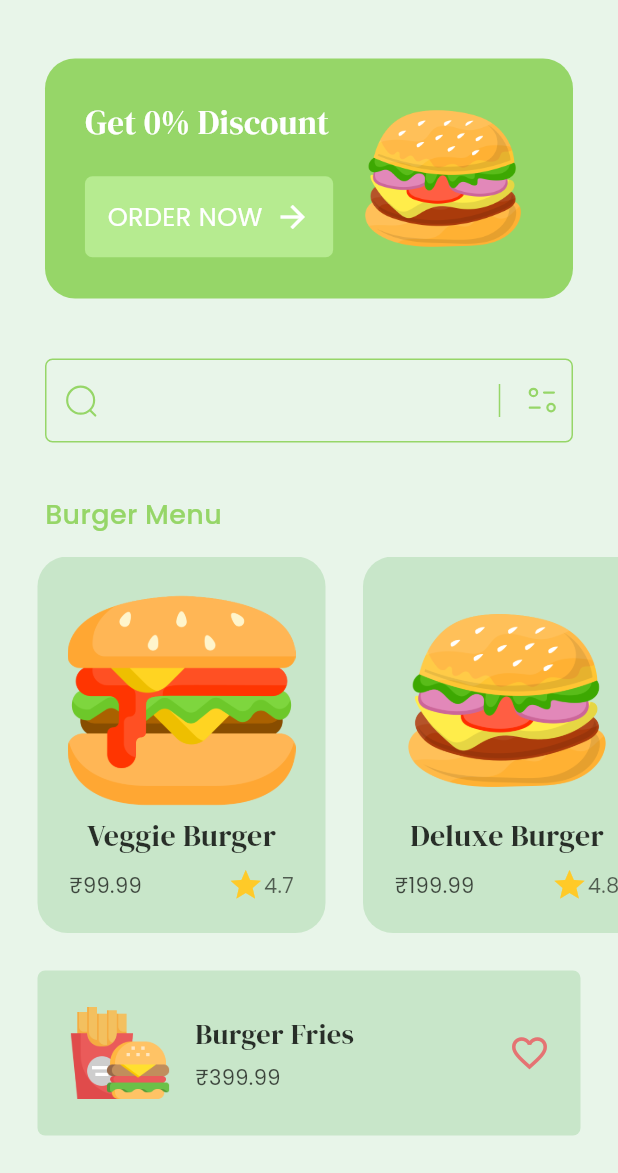
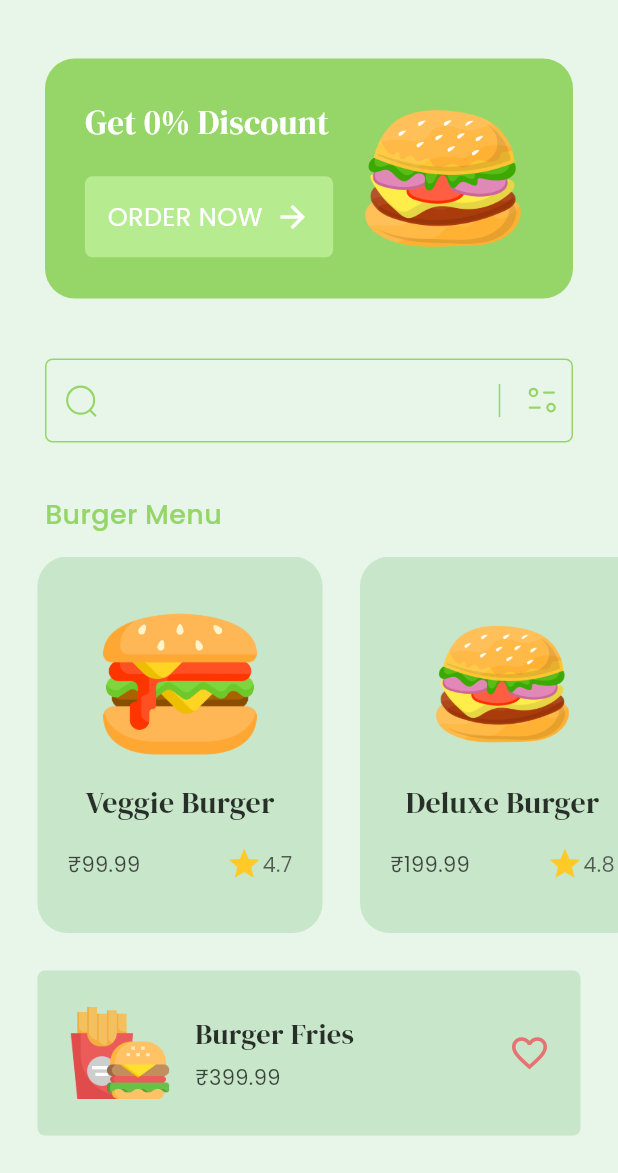
Before and after one commit to niteshpaudel/Burger-Store-App-in-Flutter, a Flutter app: the MenuPage screen opened by its route, on a phone screen of 412 x 824 dp, the part 63-1236 px from its top. Run offline on Flutter 3.47's test engine with Material 3 defaults, Android fonts, the light colour scheme and no system bars; our stand-ins replace flutter_svg, google_fonts.

Commit message:
Fixed Sizing Issue of Container

```diff
--- a/lib/components/food_tile.dart
+++ b/lib/components/food_tile.dart
@@ -5,7 +5,7 @@ import 'package:restaurant_app/models/food_model.dart';
 class FoodTile extends StatelessWidget {
   final FoodModel food;
   final void Function()? onTap;
-  const FoodTile({Key? key, required this.food, required this.onTap}) : super(key: key);
+  const FoodTile({super.key, required this.food, required this.onTap});
 
   @override
   Widget build(BuildContext context) {
@@ -22,18 +22,15 @@ class FoodTile extends StatelessWidget {
           crossAxisAlignment: CrossAxisAlignment.center,
           mainAxisAlignment: MainAxisAlignment.spaceEvenly,
           children: [
-
-            Expanded(
-              child: Image.asset(
-                food.imagePath,
-              ),
+            Image.asset(
+              food.imagePath,
+              scale: 5,
             ),
             Text(
               food.name,
               style: GoogleFonts.dmSerifDisplay(
                   fontSize: 20, color: Colors.black.withOpacity(0.8)),
             ),
-            const SizedBox(height: 6,),
             SizedBox(
               width: 150,
               child: Row(
```
